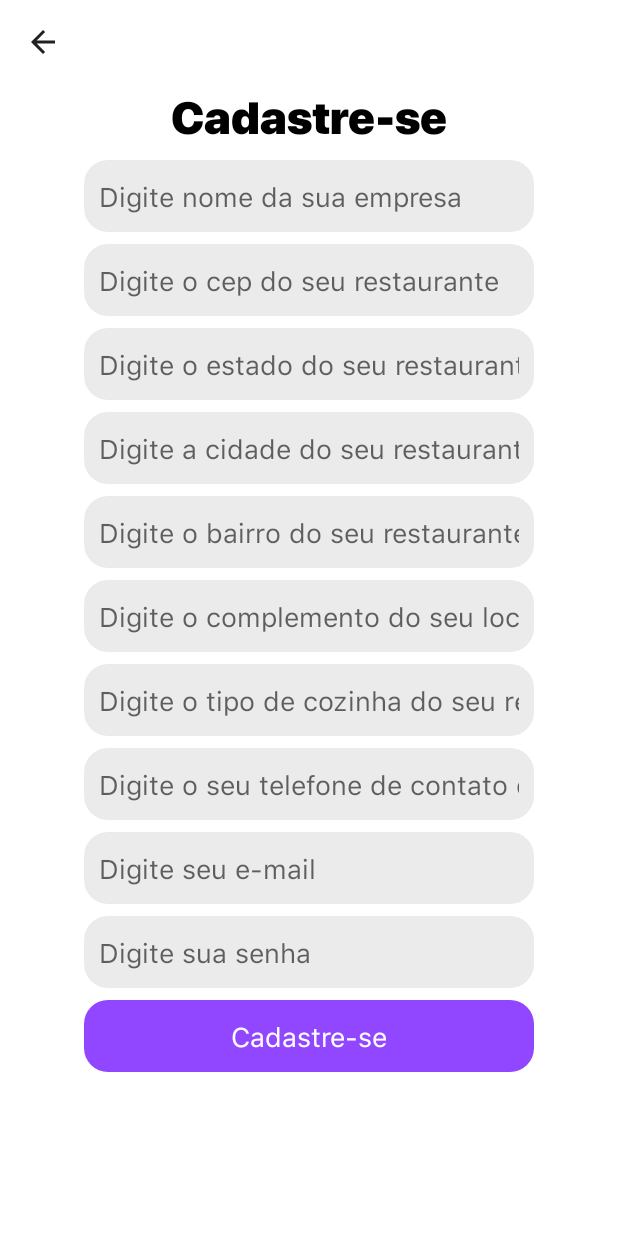
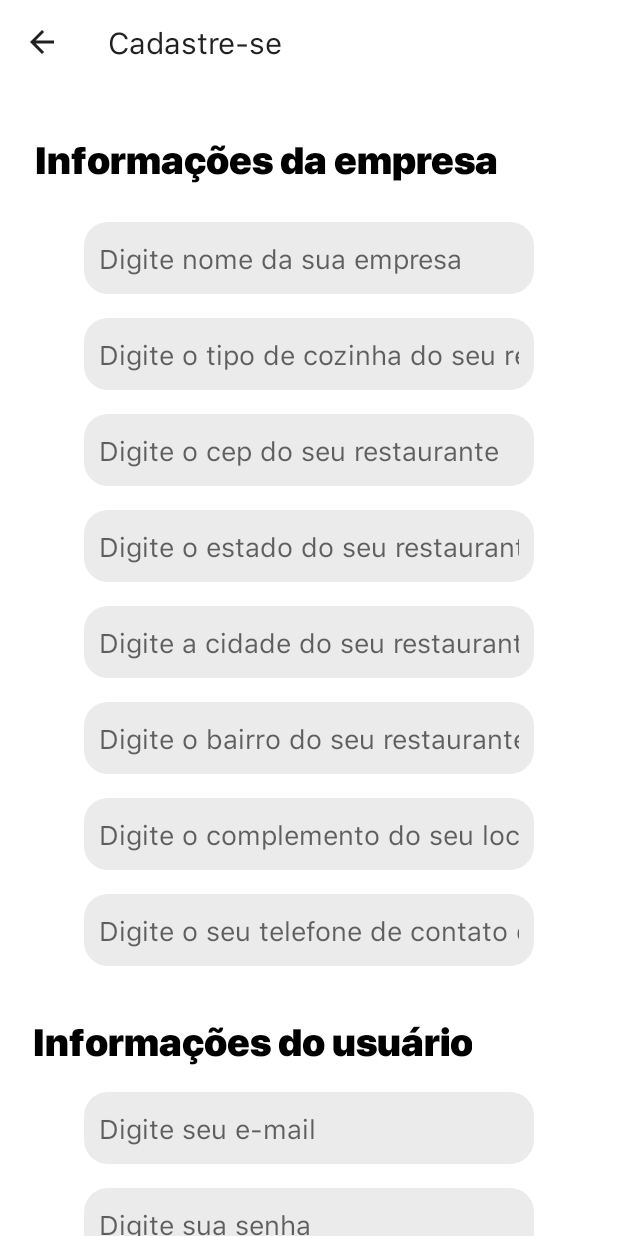
Before and after one commit to gleysonabreu/CardapiosEmpresa, an Android app: the SingupActivity screen opened directly, with no data from a screen before it, on a phone screen of 412 x 824 dp. Run offline under Robolectric (Android 15) with nearby library versions, the phone set to English and light mode, and no system bars; our stand-ins replace Firebase (no records; nobody signed in at launch, a user with empty details on screens opened directly).

Commit message:
Ajustes no design da tela de login e da tela de cadastro

```diff
--- a/app/src/main/java/com/gleysonabreu/cardatronicoempresa/activity/SingupActivity.kt
+++ b/app/src/main/java/com/gleysonabreu/cardatronicoempresa/activity/SingupActivity.kt
@@ -21,7 +21,7 @@ class SingupActivity : AppCompatActivity() {
         setContentView(R.layout.activity_singup)
 
         autentication = SettingsFirebase.getFirebaseAuth();
-        toolbar.title = "";
+        toolbar.title = "Cadastre-se";
         setSupportActionBar(toolbar)
         supportActionBar?.setDisplayHomeAsUpEnabled(true);
 
--- a/app/src/main/res/layout/activity_login.xml
+++ b/app/src/main/res/layout/activity_login.xml
@@ -11,12 +11,12 @@
         android:id="@+id/textWelcome"
         android:layout_width="300dp"
         android:layout_height="wrap_content"
-        android:layout_marginBottom="50dp"
+        android:layout_marginBottom="32dp"
         android:fontFamily="@font/sfpdb"
         android:text="@string/bemvindo"
         android:textAlignment="center"
         android:textColor="@android:color/black"
-        android:textSize="30sp"
+        android:textSize="25sp"
         android:textStyle="bold"
         app:chainUseRtl="false"
         app:layout_constraintBottom_toTopOf="@+id/editTextEmailLogin"
--- a/app/src/main/res/layout/activity_singup.xml
+++ b/app/src/main/res/layout/activity_singup.xml
@@ -1,17 +1,24 @@
 <?xml version="1.0" encoding="utf-8"?>
-<androidx.constraintlayout.widget.ConstraintLayout xmlns:android="http://schemas.android.com/apk/res/android"
+<androidx.core.widget.NestedScrollView
+    xmlns:android="http://schemas.android.com/apk/res/android"
     xmlns:app="http://schemas.android.com/apk/res-auto"
     xmlns:tools="http://schemas.android.com/tools"
+    android:layout_height="match_parent"
+    android:layout_width="match_parent"
+    app:layout_constrainedHeight="true"
+    android:fillViewport="true"
+    >
+
+    <androidx.constraintlayout.widget.ConstraintLayout
         android:layout_width="match_parent"
         android:layout_height="match_parent"
         android:background="@android:color/white"
         tools:context=".activity.SingupActivity">
 
-
         <include
             android:id="@+id/include"
             layout="@layout/toolbar"
-        android:layout_width="411dp"
+            android:layout_width="match_parent"
             android:layout_height="wrap_content"
             app:layout_constraintBottom_toTopOf="@+id/textView"
             app:layout_constraintEnd_toEndOf="parent"
@@ -22,50 +29,33 @@
             app:layout_constraintVertical_chainStyle="packed" />
 
         <EditText
-        android:id="@+id/editTextPasswordSignup"
+            android:id="@+id/editTextCidade"
             android:layout_width="300dp"
             android:layout_height="48dp"
-        android:layout_marginBottom="8dp"
+            android:layout_marginBottom="16dp"
             android:background="@drawable/shape_arrounded"
             android:ems="10"
-        android:hint="@string/password"
-        android:inputType="textPassword"
+            android:hint="@string/cidade"
+            android:inputType="textPersonName"
             android:padding="10dp"
-        app:layout_constraintBottom_toTopOf="@+id/buttonSignup"
+            app:layout_constraintBottom_toTopOf="@+id/editTextBairro"
             app:layout_constraintEnd_toEndOf="parent"
             app:layout_constraintHorizontal_bias="0.5"
             app:layout_constraintStart_toStartOf="parent"
-        app:layout_constraintTop_toBottomOf="@+id/editTextEmailSignup"
-        app:layout_constraintVertical_chainStyle="packed" />
-
-    <EditText
-        android:id="@+id/editTextEmailSignup"
-        android:layout_width="300dp"
-        android:layout_height="48dp"
-        android:layout_marginBottom="8dp"
-        android:background="@drawable/shape_arrounded"
-        android:ems="10"
-        android:hint="@string/email"
-        android:inputType="textEmailAddress"
-        android:padding="10dp"
-        app:layout_constraintBottom_toTopOf="@+id/editTextPasswordSignup"
-        app:layout_constraintEnd_toEndOf="parent"
-        app:layout_constraintHorizontal_bias="0.5"
-        app:layout_constraintStart_toStartOf="parent"
-        app:layout_constraintTop_toBottomOf="@+id/editTextTelefoneEmpresa"
+            app:layout_constraintTop_toBottomOf="@+id/editTextEstado"
             app:layout_constraintVertical_chainStyle="packed" />
 
         <EditText
             android:id="@+id/editTextNomeEmpresa"
             android:layout_width="300dp"
             android:layout_height="48dp"
-        android:layout_marginBottom="8dp"
+            android:layout_marginBottom="16dp"
             android:background="@drawable/shape_arrounded"
             android:ems="10"
             android:hint="@string/empresa"
             android:inputType="textPersonName"
             android:padding="10dp"
-        app:layout_constraintBottom_toTopOf="@+id/editTextCep"
+            app:layout_constraintBottom_toTopOf="@+id/editTextTipoCozinha"
             app:layout_constraintEnd_toEndOf="parent"
             app:layout_constraintHorizontal_bias="0.5"
             app:layout_constraintStart_toStartOf="parent"
@@ -76,30 +66,13 @@
             android:id="@+id/editTextTelefoneEmpresa"
             android:layout_width="300dp"
             android:layout_height="48dp"
-        android:layout_marginBottom="8dp"
+            android:layout_marginBottom="32dp"
             android:background="@drawable/shape_arrounded"
             android:ems="10"
             android:hint="@string/telefone"
             android:inputType="phone"
             android:padding="10dp"
-        app:layout_constraintBottom_toTopOf="@+id/editTextEmailSignup"
-        app:layout_constraintEnd_toEndOf="parent"
-        app:layout_constraintHorizontal_bias="0.5"
-        app:layout_constraintStart_toStartOf="parent"
-        app:layout_constraintTop_toBottomOf="@+id/editTextTipoCozinha"
-        app:layout_constraintVertical_chainStyle="packed" />
-
-    <EditText
-        android:id="@+id/editTextTipoCozinha"
-        android:layout_width="300dp"
-        android:layout_height="48dp"
-        android:layout_marginBottom="8dp"
-        android:background="@drawable/shape_arrounded"
-        android:ems="10"
-        android:hint="@string/tipoCozinha"
-        android:inputType="textPersonName"
-        android:padding="10dp"
-        app:layout_constraintBottom_toTopOf="@+id/editTextTelefoneEmpresa"
+            app:layout_constraintBottom_toTopOf="@+id/textView2"
             app:layout_constraintEnd_toEndOf="parent"
             app:layout_constraintHorizontal_bias="0.5"
             app:layout_constraintStart_toStartOf="parent"
@@ -107,10 +80,27 @@
             app:layout_constraintVertical_chainStyle="packed" />
 
         <EditText
+            android:id="@+id/editTextTipoCozinha"
+            android:layout_width="300dp"
+            android:layout_height="48dp"
+            android:layout_marginBottom="16dp"
+            android:background="@drawable/shape_arrounded"
+            android:ems="10"
+            android:hint="@string/tipoCozinha"
+            android:inputType="textPersonName"
+            android:padding="10dp"
+            app:layout_constraintBottom_toTopOf="@+id/editTextCep"
+            app:layout_constraintEnd_toEndOf="parent"
+            app:layout_constraintHorizontal_bias="0.5"
+            app:layout_constraintStart_toStartOf="parent"
+            app:layout_constraintTop_toBottomOf="@+id/editTextNomeEmpresa"
+            app:layout_constraintVertical_chainStyle="packed" />
+
+        <EditText
             android:id="@+id/editTextEstado"
             android:layout_width="300dp"
             android:layout_height="48dp"
-        android:layout_marginBottom="8dp"
+            android:layout_marginBottom="16dp"
             android:background="@drawable/shape_arrounded"
             android:ems="10"
             android:hint="@string/estado"
@@ -124,27 +114,44 @@
             app:layout_constraintVertical_chainStyle="packed" />
 
         <EditText
-        android:id="@+id/editTextCidade"
+            android:id="@+id/editTextComplemento"
             android:layout_width="300dp"
             android:layout_height="48dp"
-        android:layout_marginBottom="8dp"
+            android:layout_marginBottom="16dp"
             android:background="@drawable/shape_arrounded"
             android:ems="10"
-        android:hint="@string/cidade"
+            android:hint="@string/complemento"
             android:inputType="textPersonName"
             android:padding="10dp"
-        app:layout_constraintBottom_toTopOf="@+id/editTextBairro"
+            app:layout_constraintBottom_toTopOf="@+id/editTextTelefoneEmpresa"
             app:layout_constraintEnd_toEndOf="parent"
             app:layout_constraintHorizontal_bias="0.5"
             app:layout_constraintStart_toStartOf="parent"
-        app:layout_constraintTop_toBottomOf="@+id/editTextEstado"
+            app:layout_constraintTop_toBottomOf="@+id/editTextBairro"
+            app:layout_constraintVertical_chainStyle="packed" />
+
+        <EditText
+            android:id="@+id/editTextCep"
+            android:layout_width="300dp"
+            android:layout_height="48dp"
+            android:layout_marginBottom="16dp"
+            android:background="@drawable/shape_arrounded"
+            android:ems="10"
+            android:hint="@string/cep"
+            android:inputType="number"
+            android:padding="10dp"
+            app:layout_constraintBottom_toTopOf="@+id/editTextEstado"
+            app:layout_constraintEnd_toEndOf="parent"
+            app:layout_constraintHorizontal_bias="0.5"
+            app:layout_constraintStart_toStartOf="parent"
+            app:layout_constraintTop_toBottomOf="@+id/editTextTipoCozinha"
             app:layout_constraintVertical_chainStyle="packed" />
 
         <EditText
             android:id="@+id/editTextBairro"
             android:layout_width="300dp"
             android:layout_height="48dp"
-        android:layout_marginBottom="8dp"
+            android:layout_marginBottom="16dp"
             android:background="@drawable/shape_arrounded"
             android:ems="10"
             android:hint="@string/bairro"
@@ -157,44 +164,63 @@
             app:layout_constraintTop_toBottomOf="@+id/editTextCidade"
             app:layout_constraintVertical_chainStyle="packed" />
 
+        <TextView
+            android:id="@+id/textView2"
+            android:layout_width="wrap_content"
+            android:layout_height="wrap_content"
+            android:layout_marginBottom="16dp"
+            android:fontFamily="@font/sfpdb"
+            android:text="@string/infoUser"
+            android:textAlignment="center"
+            android:textColor="@android:color/black"
+            android:textSize="25sp"
+            app:layout_constraintBottom_toTopOf="@+id/editTextEmailSignup"
+            app:layout_constraintEnd_toEndOf="parent"
+            app:layout_constraintHorizontal_bias="0.177"
+            app:layout_constraintStart_toStartOf="parent"
+            app:layout_constraintTop_toBottomOf="@+id/editTextTelefoneEmpresa"
+            app:layout_constraintVertical_chainStyle="packed" />
+
+        <TextView
+            android:id="@+id/textView"
+            android:layout_width="wrap_content"
+            android:layout_height="wrap_content"
+            android:layout_marginTop="32dp"
+            android:layout_marginBottom="24dp"
+            android:fontFamily="@font/sfpdb"
+            android:text="@string/infoCompany"
+            android:textAlignment="center"
+            android:textColor="@android:color/black"
+            android:textSize="25sp"
+            app:layout_constraintBottom_toTopOf="@+id/editTextNomeEmpresa"
+            app:layout_constraintEnd_toEndOf="parent"
+            app:layout_constraintHorizontal_bias="0.219"
+            app:layout_constraintStart_toStartOf="parent"
+            app:layout_constraintTop_toBottomOf="@+id/include"
+            app:layout_constraintVertical_chainStyle="packed" />
+
         <EditText
-        android:id="@+id/editTextComplemento"
+            android:id="@+id/editTextPasswordSignup"
             android:layout_width="300dp"
             android:layout_height="48dp"
-        android:layout_marginBottom="8dp"
+            android:layout_marginBottom="16dp"
             android:background="@drawable/shape_arrounded"
             android:ems="10"
-        android:hint="@string/complemento"
-        android:inputType="textPersonName"
+            android:hint="@string/password"
+            android:inputType="textPassword"
             android:padding="10dp"
-        app:layout_constraintBottom_toTopOf="@+id/editTextTipoCozinha"
+            app:layout_constraintBottom_toTopOf="@+id/buttonSignup"
             app:layout_constraintEnd_toEndOf="parent"
             app:layout_constraintHorizontal_bias="0.5"
             app:layout_constraintStart_toStartOf="parent"
-        app:layout_constraintTop_toBottomOf="@+id/editTextBairro"
-        app:layout_constraintVertical_chainStyle="packed" />
-
-    <EditText
-        android:id="@+id/editTextCep"
-        android:layout_width="300dp"
-        android:layout_height="48dp"
-        android:layout_marginBottom="8dp"
-        android:background="@drawable/shape_arrounded"
-        android:ems="10"
-        android:hint="@string/cep"
-        android:inputType="number"
-        android:padding="10dp"
-        app:layout_constraintBottom_toTopOf="@+id/editTextEstado"
-        app:layout_constraintEnd_toEndOf="parent"
-        app:layout_constraintHorizontal_bias="0.5"
-        app:layout_constraintStart_toStartOf="parent"
-        app:layout_constraintTop_toBottomOf="@+id/editTextNomeEmpresa"
+            app:layout_constraintTop_toBottomOf="@+id/editTextEmailSignup"
             app:layout_constraintVertical_chainStyle="packed" />
 
         <Button
             android:id="@+id/buttonSignup"
             android:layout_width="300dp"
             android:layout_height="48dp"
+            android:layout_marginBottom="16dp"
             android:background="@drawable/shape_arrounded"
             android:backgroundTint="@color/colorSplash"
             android:stateListAnimator="@null"
@@ -209,21 +235,22 @@
             app:layout_constraintTop_toBottomOf="@+id/editTextPasswordSignup"
             app:layout_constraintVertical_chainStyle="packed" />
 
-    <TextView
-        android:id="@+id/textView"
+        <EditText
+            android:id="@+id/editTextEmailSignup"
             android:layout_width="300dp"
-        android:layout_height="wrap_content"
-        android:layout_marginBottom="8dp"
-        android:fontFamily="@font/sfpdb"
-        android:text="@string/singup"
-        android:textAlignment="center"
-        android:textColor="@android:color/black"
-        android:textSize="30sp"
-        app:layout_constraintBottom_toTopOf="@+id/editTextNomeEmpresa"
+            android:layout_height="48dp"
+            android:layout_marginBottom="16dp"
+            android:background="@drawable/shape_arrounded"
+            android:ems="10"
+            android:hint="@string/email"
+            android:inputType="textEmailAddress"
+            android:padding="10dp"
+            app:layout_constraintBottom_toTopOf="@+id/editTextPasswordSignup"
             app:layout_constraintEnd_toEndOf="parent"
             app:layout_constraintHorizontal_bias="0.5"
             app:layout_constraintStart_toStartOf="parent"
-        app:layout_constraintTop_toBottomOf="@+id/include"
+            app:layout_constraintTop_toBottomOf="@+id/textView2"
             app:layout_constraintVertical_chainStyle="packed" />
 
     </androidx.constraintlayout.widget.ConstraintLayout>
+</androidx.core.widget.NestedScrollView>
--- a/app/src/main/res/values/strings.xml
+++ b/app/src/main/res/values/strings.xml
@@ -20,6 +20,7 @@
     <string name="bairro">Digite o bairro do seu restaurante</string>
     <string name="complemento">Digite o complemento do seu local do restaurante</string>
     <string name="cep">Digite o cep do seu restaurante</string>
-
+    <string name="infoCompany">Informações da empresa</string>
+    <string name="infoUser">Informações do usuário</string>
 
 </resources>
```
Lines whose indentation alone changed are shown as unchanged.
